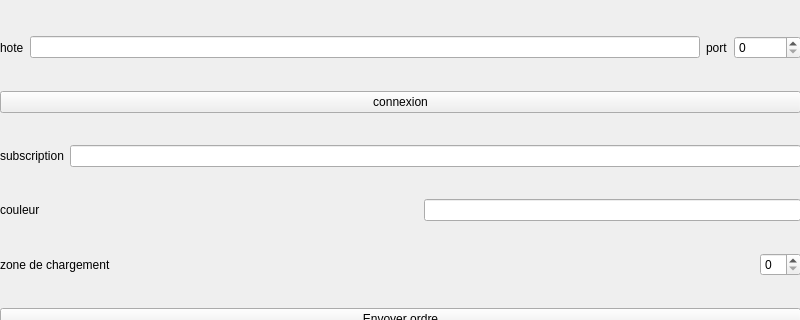
This is pc/qt/IHM/client.ui in lcrouzil/robot_logistique as Qt 5 draws it before an edit; both pictures show x 0 to 800 and y 0 to 320 of the 800 by 600 pixel window. The edited form follows.
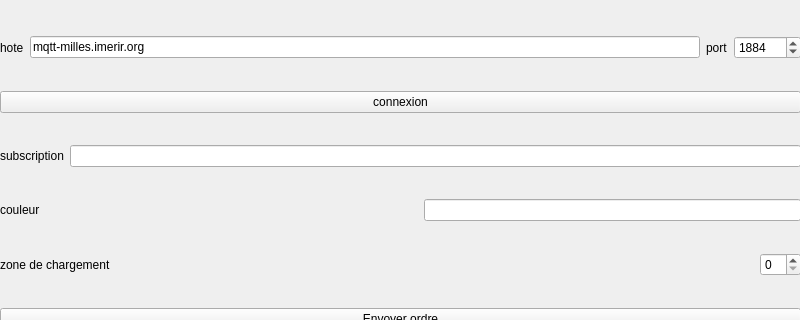
This is the edited form.

Patch:
```diff
--- a/pc/qt/IHM/client.ui
+++ b/pc/qt/IHM/client.ui
@@ -34,7 +34,11 @@
         </widget>
        </item>
        <item>
-        <widget class="QLineEdit" name="le_host"/>
+        <widget class="QLineEdit" name="le_host">
+         <property name="text">
+          <string>mqtt-milles.imerir.org</string>
+         </property>
+        </widget>
        </item>
        <item>
         <widget class="QLabel" name="label_6">
@@ -48,6 +52,9 @@
          <property name="maximum">
           <number>99999999</number>
          </property>
+         <property name="value">
+          <number>1884</number>
+         </property>
         </widget>
        </item>
       </layout>
```
